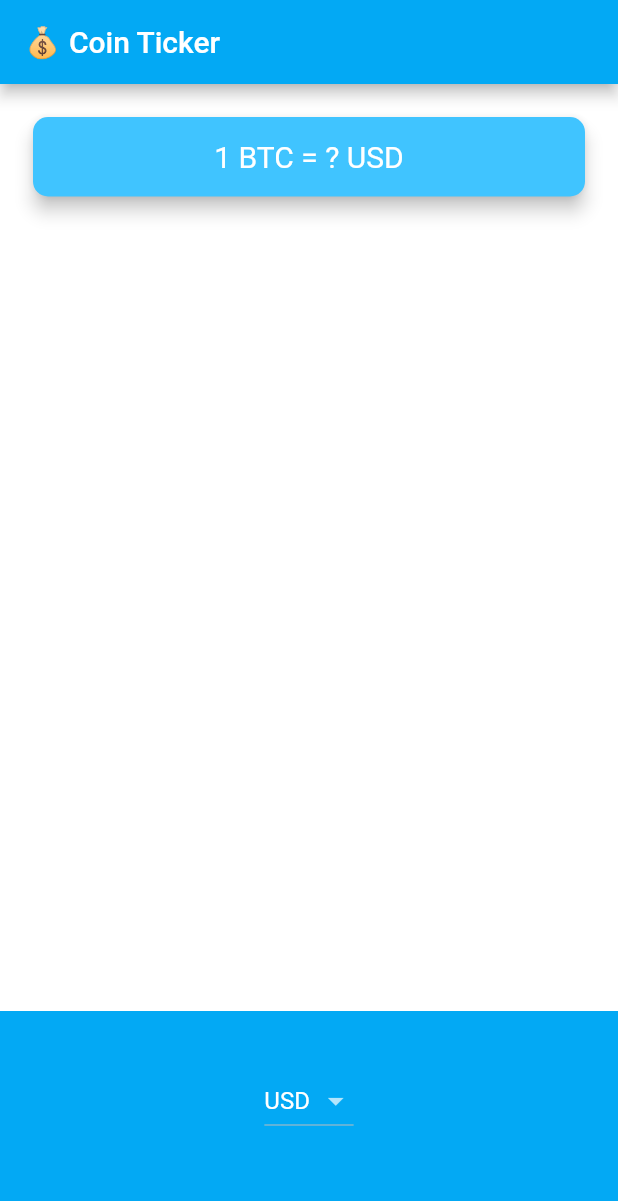
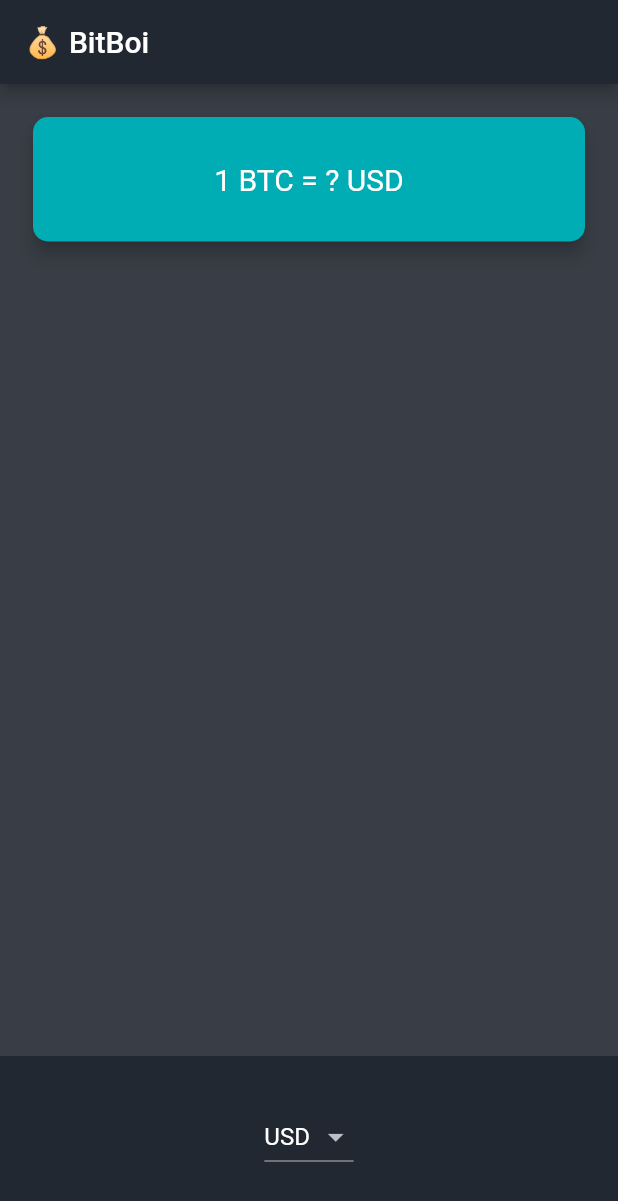
Before and after one commit to blugo1/bitboi, a Flutter app: the screen it shows after launch, on a phone screen of 412 x 824 dp. Shown: the top 1201 px of the screen. Run offline on Flutter 3.47's test engine with Material 2 defaults, Android fonts, the phone set to English and light mode, and no system bars.

Commit message:
"Change some UI styling and added padding to bottom bar"

```diff
--- a/bitboi/lib/main.dart
+++ b/bitboi/lib/main.dart
@@ -8,8 +8,9 @@ class MyApp extends StatelessWidget {
   Widget build(BuildContext context) {
     return MaterialApp(
       theme: ThemeData.dark().copyWith(
-          primaryColor: Colors.lightBlue,
-          scaffoldBackgroundColor: Colors.white),
+        primaryColor: Color(0xff222831),
+        scaffoldBackgroundColor: Color(0xff393e46),
+      ),
       home: PricePage(),
     );
   }
--- a/bitboi/lib/pages/pricepage.dart
+++ b/bitboi/lib/pages/pricepage.dart
@@ -46,7 +46,7 @@ class _PricePageState extends State<PricePage> {
     }
 
     return CupertinoPicker(
-        backgroundColor: Colors.lightBlue,
+        backgroundColor: Color(0xFF393e46),
         itemExtent: 32.0,
         onSelectedItemChanged: (selectedIndex) {
           print(selectedIndex);
@@ -69,7 +69,7 @@ class _PricePageState extends State<PricePage> {
   Widget build(BuildContext context) {
     return Scaffold(
       appBar: AppBar(
-        title: Text('💰 Coin Ticker'),
+        title: Text('💰 BitBoi'),
       ),
       body: Column(
         mainAxisAlignment: MainAxisAlignment.spaceBetween,
@@ -78,13 +78,14 @@ class _PricePageState extends State<PricePage> {
           Padding(
             padding: EdgeInsets.fromLTRB(18.0, 18.0, 18.0, 0),
             child: Card(
-              color: Colors.lightBlueAccent,
+              color: Color(0xFF00adb5),
               elevation: 5.0,
               shape: RoundedRectangleBorder(
                 borderRadius: BorderRadius.circular(10.0),
               ),
               child: Padding(
-                padding: EdgeInsets.symmetric(vertical: 15.0, horizontal: 28.0),
+                padding: EdgeInsets.symmetric(
+                    vertical: 30.0, horizontal: 28.0), //Card size
                 child: Text(
                   '1 BTC = ? USD', //Placeholder
                   textAlign: TextAlign.center,
@@ -97,11 +98,15 @@ class _PricePageState extends State<PricePage> {
             ),
           ),
           Container(
-              height: 150.0,
-              alignment: Alignment.center,
-              padding: EdgeInsets.only(bottom: 30.0),
-              color: Colors.lightBlue,
-              child: getPicker()),
+            height: 120.0,
+            alignment: Alignment.center,
+            padding: EdgeInsets.only(bottom: 30.0),
+            color: Color(0xFF222831),
+            child: Padding(
+              padding: EdgeInsets.fromLTRB(18.0, 18.0, 18.0, 0),
+              child: getPicker(),
+            ),
+          ),
         ],
       ),
     );
```
